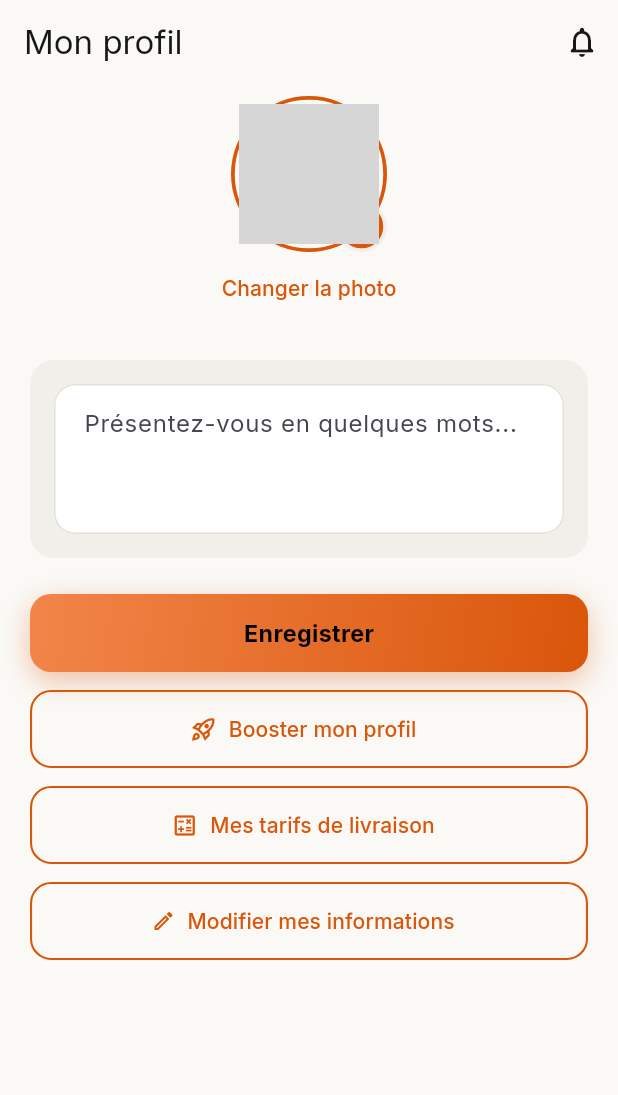
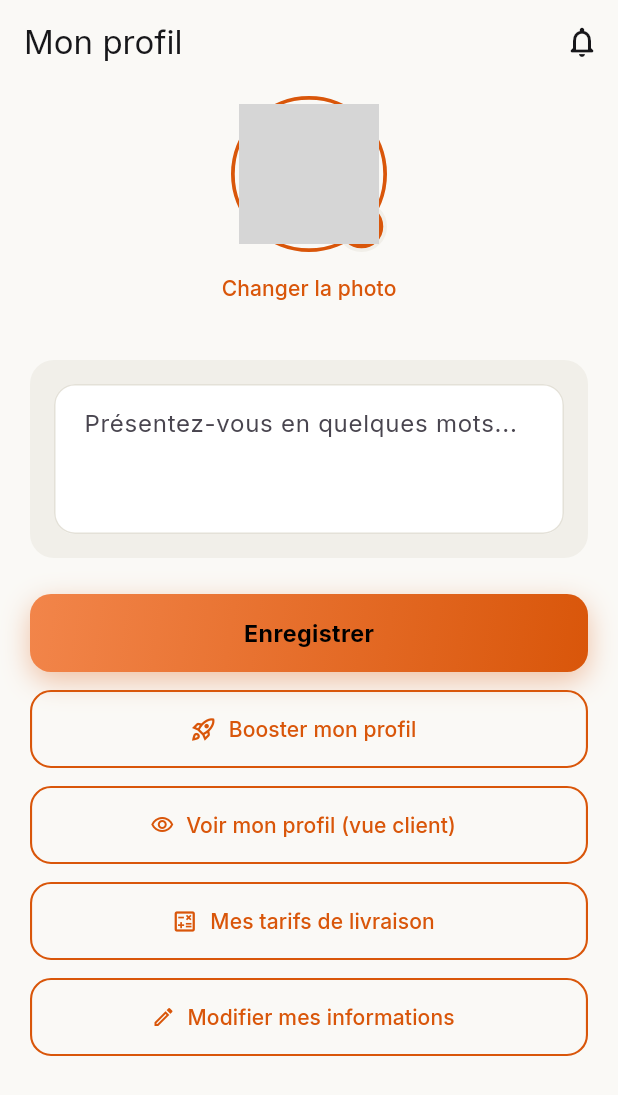
Before and after one commit to lfdweb123-sys/Livra, a Flutter app: the DriverProfileScreen screen opened by its route, on a phone screen of 412 x 824 dp. Shown: the top 1095 px of the screen. Run offline on Flutter 3.47's test engine with Material 3 defaults, Android fonts, the phone set to English and light mode, and no system bars; our stand-ins replace cloud_firestore, connectivity_plus, dio, firebase_auth, firebase_core, firebase_messaging and 16 more; missing offline and left inert: geoflutterfire_plus, twilio_voice; accounts and stored records are empty; network calls fail; grey boxes are pictures that could not be loaded.

Commit message:
feat: vendeur et livreur peuvent voir leur propre profil en vue client
Repond a: 'il faut mettre que chacun des apporteurs de service puisse
voir leur profil en tant que client pour voir a quoi ca ressemble en
vrai'.

- vendor_profile_screen.dart: bouton 'Voir mon profil (vue client)'
  qui ouvre la fiche boutique via /client/vendor/:id (le meme ecran
  que voient les clients)
- driver_profile_screen.dart: meme principe via /driver/detail/:id
  (mode lecture seule, le parametre 'selectable' reste false par
  defaut donc pas de bouton de selection incoherent en vue de son
  propre profil)

```diff
--- a/mobile/lib/features/driver/profile/presentation/screens/driver_profile_screen.dart
+++ b/mobile/lib/features/driver/profile/presentation/screens/driver_profile_screen.dart
@@ -174,6 +174,15 @@ class _DriverProfileScreenState extends State<DriverProfileScreen> {
               label: Text('Booster mon profil', style: TextStyle(color: AppColors.gold)),
             ),
           const SizedBox(height: 12),
+          // Demande explicite: le livreur doit pouvoir voir a quoi
+          // ressemble son profil du point de vue d'un client.
+          if (_driverId != null)
+            OutlinedButton.icon(
+              onPressed: () => context.push('/driver/detail/$_driverId'),
+              icon: Icon(Icons.visibility_outlined, size: 16, color: AppColors.gold),
+              label: Text('Voir mon profil (vue client)', style: TextStyle(color: AppColors.gold)),
+            ),
+          const SizedBox(height: 12),
           if (_driverId != null)
             OutlinedButton.icon(
               onPressed: () => Navigator.push(
--- a/mobile/lib/features/vendor/profile/presentation/screens/vendor_profile_screen.dart
+++ b/mobile/lib/features/vendor/profile/presentation/screens/vendor_profile_screen.dart
@@ -240,6 +240,15 @@ class _VendorProfileScreenState extends State<VendorProfileScreen> {
               label: Text('Booster mon profil', style: TextStyle(color: AppColors.gold)),
             ),
           const SizedBox(height: 12),
+          // Demande explicite: le vendeur doit pouvoir voir a quoi
+          // ressemble sa boutique du point de vue d'un client.
+          if (_vendorId != null)
+            OutlinedButton.icon(
+              onPressed: () => context.push('/client/vendor/$_vendorId'),
+              icon: Icon(Icons.visibility_outlined, size: 16, color: AppColors.gold),
+              label: Text('Voir mon profil (vue client)', style: TextStyle(color: AppColors.gold)),
+            ),
+          const SizedBox(height: 12),
           OutlinedButton.icon(
             onPressed: () => context.push('/edit-profile'),
             icon: Icon(Icons.edit_outlined, size: 16, color: AppColors.gold),
```
